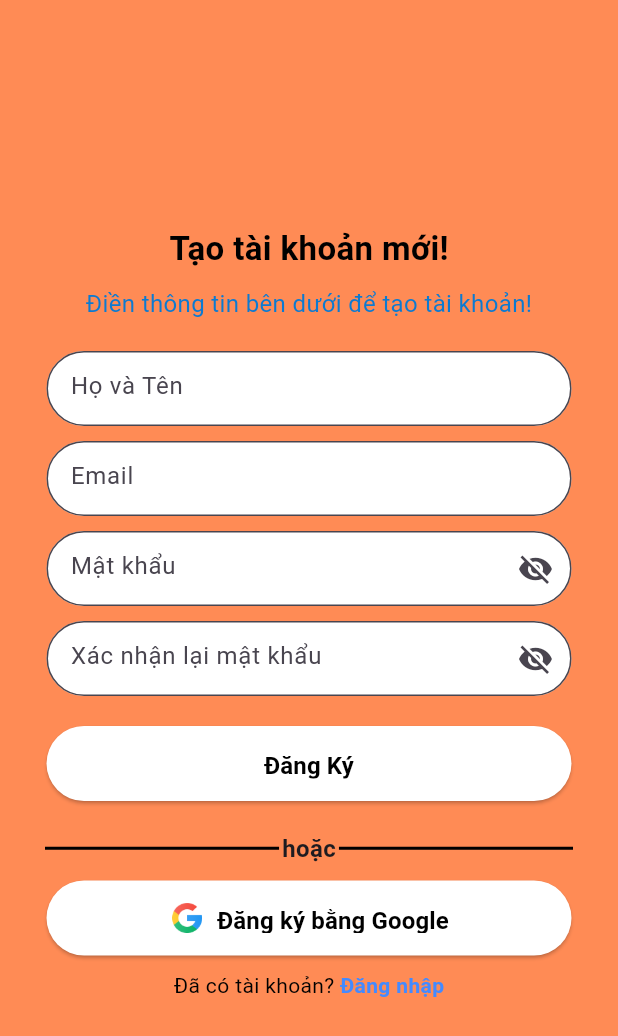
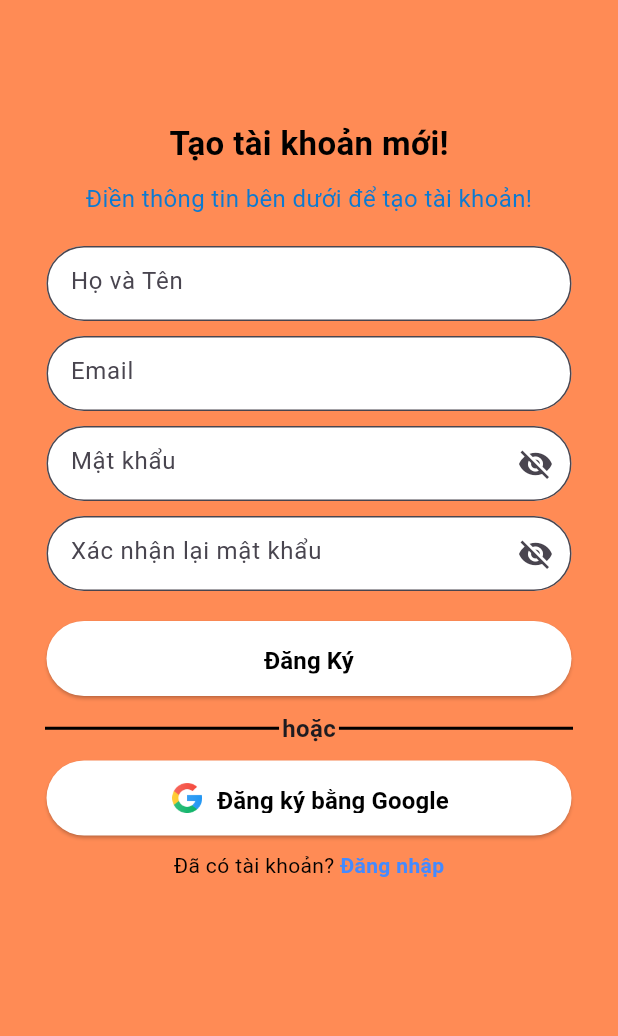
Before and after one commit to Tinhdang-AI/fundy_management_app, a Flutter app: the SignUpScreen screen opened by its route, after a tap on "Đăng ký bằng Google", on a phone screen of 412 x 824 dp. Shown: the top 1036 px of the screen. Run offline on Flutter 3.47's test engine with Material 3 defaults, Android fonts, the phone set to English and light mode, and no system bars; our stand-ins replace email_validator, firebase_auth, firebase_core, google_sign_in, shared_preferences; accounts and stored records are empty.

Commit message:
Cập nhật code mới

```diff
--- a/da/lib/screens/signup_screen.dart
+++ b/da/lib/screens/signup_screen.dart
@@ -3,6 +3,7 @@ import 'package:firebase_auth/firebase_auth.dart';
 import 'package:google_sign_in/google_sign_in.dart';
 import 'package:flutter/gestures.dart';
 import 'package:flutter/material.dart';
+import 'package:shared_preferences/shared_preferences.dart';
 
 class SignUpScreen extends StatefulWidget {
   @override
@@ -14,6 +15,12 @@ class _SignUpScreenState extends State<SignUpScreen> {
   final TextEditingController emailController = TextEditingController();
   final TextEditingController passwordController = TextEditingController();
   final TextEditingController confirmPasswordController = TextEditingController();
+  bool _obscurePassword = true;
+
+  Future<void> _saveLoginState() async {
+    SharedPreferences prefs = await SharedPreferences.getInstance();
+    await prefs.setBool('isLoggedIn', true);
+  }
 
   Future<void> _signUp() async {
     String name = nameController.text.trim();
@@ -99,10 +106,11 @@ class _SignUpScreenState extends State<SignUpScreen> {
     );
   }
 
+
   Future<UserCredential?> signInWithGoogle() async {
     try {
       final GoogleSignInAccount? googleUser = await GoogleSignIn().signIn();
-      if (googleUser == null) return null; // Người dùng hủy đăng nhập
+      if (googleUser == null) return null;
 
       final GoogleSignInAuthentication googleAuth = await googleUser.authentication;
       final OAuthCredential credential = GoogleAuthProvider.credential(
@@ -110,23 +118,26 @@ class _SignUpScreenState extends State<SignUpScreen> {
         idToken: googleAuth.idToken,
       );
 
-      return await FirebaseAuth.instance.signInWithCredential(credential);
+      UserCredential userCredential =
+      await FirebaseAuth.instance.signInWithCredential(credential);
+
+      await _saveLoginState();
+      return userCredential;
     } catch (e) {
       print("Lỗi đăng nhập Google: $e");
       return null;
     }
   }
 
+
   Widget _buildTextField(String hintText, TextEditingController controller, {bool isPassword = false}) {
     return TextField(
       controller: controller,
-      obscureText: isPassword,
       decoration: InputDecoration(
         hintText: hintText,
         filled: true,
         fillColor: Colors.white,
         border: OutlineInputBorder(borderRadius: BorderRadius.circular(30)),
-        suffixIcon: isPassword ? Icon(Icons.visibility_off) : null,
       ),
     );
   }
@@ -137,7 +148,7 @@ class _SignUpScreenState extends State<SignUpScreen> {
       backgroundColor: Color(0xFFFF8B55),
       body: Center(
         child: Padding(
-          padding: EdgeInsets.only(top: 150, left: 30, right: 30),
+          padding: EdgeInsets.only(top: 80, left: 30, right: 30),
           child: Column(
             children: [
               Text(
@@ -173,13 +184,59 @@ class _SignUpScreenState extends State<SignUpScreen> {
               Container(
                 width: 350, // Độ rộng của ô nhập
                 height: 50, // Độ cao của ô nhập
-                child:_buildTextField('Mật khẩu', passwordController, isPassword: true),
+                child: StatefulBuilder(
+                  builder: (context, setState) {
+                    return TextField(
+                      controller: passwordController,
+                      obscureText: _obscurePassword,
+                      decoration: InputDecoration(
+                        hintText: 'Mật khẩu',
+                        filled: true,
+                        fillColor: Colors.white,
+                        suffixIcon: IconButton(
+                          icon: Icon(_obscurePassword ? Icons.visibility_off : Icons.visibility),
+                          onPressed: () {
+                            setState(() {
+                              _obscurePassword = !_obscurePassword;
+                            });
+                          },
+                        ),
+                        border: OutlineInputBorder(
+                          borderRadius: BorderRadius.circular(30),
+                        ),
+                      ),
+                    );
+                  },
+                ),
               ),
               SizedBox(height: 10),
               Container(
                 width: 350, // Độ rộng của ô nhập
                 height: 50, // Độ cao của ô nhập
-                child:_buildTextField('Xác nhận lại mật khẩu', confirmPasswordController, isPassword: true),
+                child: StatefulBuilder(
+                  builder: (context, setState) {
+                    return TextField(
+                      controller: confirmPasswordController,
+                      obscureText: _obscurePassword,
+                      decoration: InputDecoration(
+                        hintText: 'Xác nhận lại mật khẩu',
+                        filled: true,
+                        fillColor: Colors.white,
+                        suffixIcon: IconButton(
+                          icon: Icon(_obscurePassword ? Icons.visibility_off : Icons.visibility),
+                          onPressed: () {
+                            setState(() {
+                              _obscurePassword = !_obscurePassword;
+                            });
+                          },
+                        ),
+                        border: OutlineInputBorder(
+                          borderRadius: BorderRadius.circular(30),
+                        ),
+                      ),
+                    );
+                  },
+                ),
               ),
               SizedBox(height: 20),
               Container(
@@ -200,7 +257,7 @@ class _SignUpScreenState extends State<SignUpScreen> {
                   ),
                 ),
               ),
-              SizedBox(height: 20),
+              SizedBox(height: 10),
               Row(
                 children: [
                   Expanded(
@@ -254,7 +311,7 @@ class _SignUpScreenState extends State<SignUpScreen> {
                       ),
                       recognizer: TapGestureRecognizer()
                         ..onTap = () {
-                          Navigator.pushNamed(context, '/login'); // Điều hướng đến trang đăng ký
+                          Navigator.pushNamed(context, '/login');
                         },
                     ),
                   ],
--- a/da/pubspec.yaml
+++ b/da/pubspec.yaml
@@ -28,6 +28,7 @@ environment:
 # the latest version available on pub.dev. To see which dependencies have newer
 # versions available, run `flutter pub outdated`.
 dependencies:
+  shared_preferences: ^2.0.1
   firebase_auth: ^5.5.1
   firebase_core: ^3.12.1
   google_sign_in: ^6.3.0
```
Also changed, not shown: da/lib/screens/login_screen.dart (+53 -13 lines), da/pubspec.lock.
